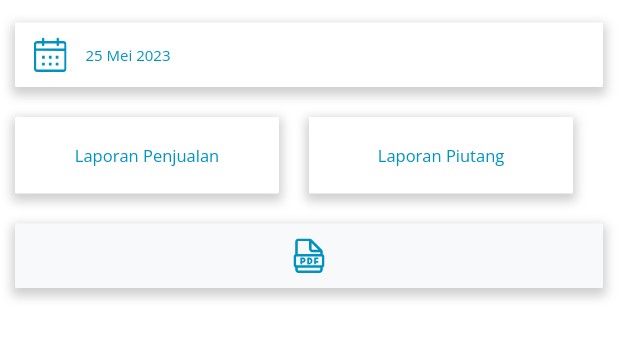
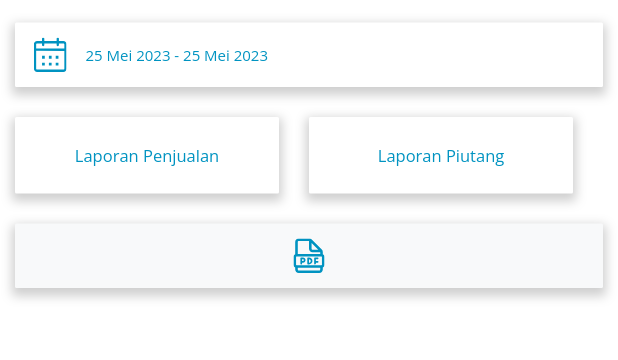
Before and after one commit to waahyuudev/tirtaasri-app, a Flutter app: the DataLaporan screen opened directly with empty values, on a phone screen of 412 x 824 dp, the part 84-444 px from its top. Run offline on Flutter 3.47's test engine with Material 2 defaults, Android fonts, the phone set to English and light mode, and no system bars; our stand-ins replace firebase_core, firebase_database, firebase_messaging, flutter_svg, fluttertoast, google_fonts and 3 more; accounts and stored records are empty.

```diff
--- a/lib/components/data_laporan.dart
+++ b/lib/components/data_laporan.dart
@@ -22,6 +22,7 @@ class DataLaporan extends StatefulWidget {
 
 class _DataLaporanState extends State<DataLaporan> {
   DateTime selectedDate = DateTime.now(); // Tanggal default saat belum dipilih
+  DateTime selectedDate2 = DateTime.now(); // Tanggal default saat belum dipilih
 
   Future<void> _selectDate(BuildContext context) async {
     final DateTime? pickedDate = await showDatePicker(
@@ -34,6 +35,21 @@ class _DataLaporanState extends State<DataLaporan> {
     if (pickedDate != null && pickedDate != selectedDate) {
       setState(() {
         selectedDate = pickedDate;
+      });
+    }
+  }
+
+  Future<void> _selectDate2(BuildContext context) async {
+    final DateTime? pickedDate2 = await showDatePicker(
+      context: context,
+      initialDate: selectedDate2,
+      firstDate: DateTime(2000),
+      lastDate: DateTime(2100),
+    );
+
+    if (pickedDate2 != null && pickedDate2 != selectedDate2) {
+      setState(() {
+        selectedDate2 = pickedDate2;
       });
     }
   }
@@ -65,7 +81,10 @@ class _DataLaporanState extends State<DataLaporan> {
                 SizedBox(height: 10),
                 //Container Pilih Tanggal
                 InkWell(
-                  onTap: () => _selectDate(context),
+                  onTap: () {
+                    _selectDate(context);
+                    _selectDate2(context);
+                  },
                   child: Container(
                     width: 402,
                     height: 43,
@@ -88,13 +107,34 @@ class _DataLaporanState extends State<DataLaporan> {
                         Container(
                           width: 27,
                           height: 27,
-                              child:  SvgPicture.asset("assets/svg/uiw_date.svg")
+                          child: SvgPicture.asset("assets/svg/uiw_date.svg"),
                         ),
-                            SizedBox(width: 10,),
+                        SizedBox(width: 10),
+                        Expanded(
+                          child: Container(
+                            child: Row(
+                              mainAxisAlignment: MainAxisAlignment.start,
+                              crossAxisAlignment: CrossAxisAlignment.start,
+                              children: [
                                 CustomText(
-                                text: _formatDate(selectedDate), // Menggunakan format tanggal yang diperbarui
+                                  text: _formatDate(selectedDate2),
                                   color: AppColors.primaryColor,
-                                style: AppStyles.regular10),
+                                  style: AppStyles.regular10,
+                                ),
+                                CustomText(
+                                  text: ' - ',
+                                  color: AppColors.primaryColor,
+                                  style: AppStyles.regular10,
+                                ),
+                                CustomText(
+                                  text: _formatDate(selectedDate), // Ganti dengan variabel tanggal kedua yang sesuai
+                                  color: AppColors.primaryColor,
+                                  style: AppStyles.regular10,
+                                ),
+                              ],
+                            ),
+                          ),
+                        ),
                       ],
                     ),
                   ),
```
Lines whose indentation alone changed are shown as unchanged.
